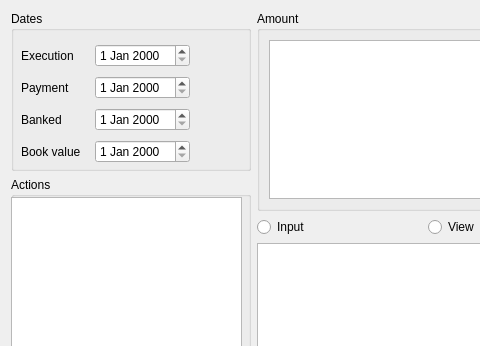
Before: the Qt Designer form plugins/accountreceiptsplugin/receiptviewer.ui in FreeHealth/freehealth, drawn with Qt 5; both pictures show x 0 to 480 and y 0 to 346 of the 604 by 434 pixel window.
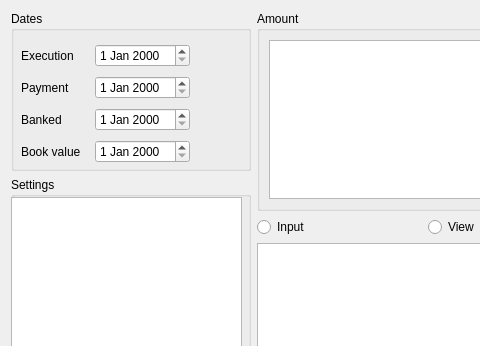
After: the same form once the commit is applied.

```diff
--- a/plugins/accountreceiptsplugin/receiptviewer.ui
+++ b/plugins/accountreceiptsplugin/receiptviewer.ui
@@ -142,7 +142,7 @@
         </size>
        </property>
        <property name="title">
-        <string>Actions</string>
+        <string>Settings</string>
        </property>
        <widget class="QTreeView" name="actionsTreeView">
         <property name="geometry">
```
